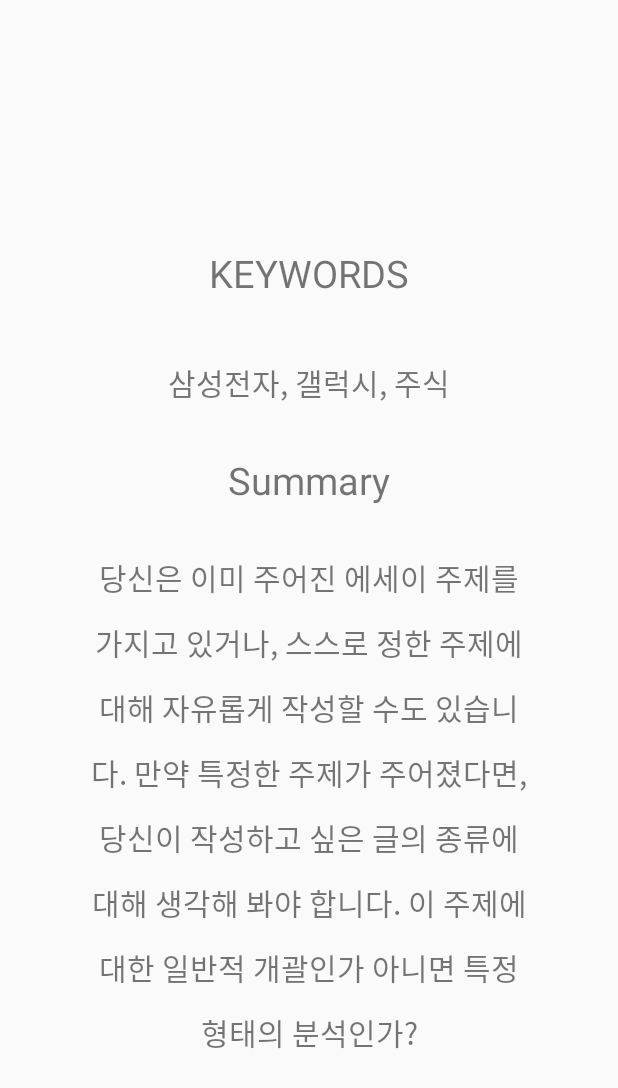
After one commit to hoojeong-dev/OSS-App, an Android app: the layout activity_summary_page.xml on its own in the app's theme, with its tools: preview values and no code run, on a phone screen of 412 x 824 dp. The commit adds this screen. Shown: the top 1088 px of the screen. Run offline under Robolectric (Android 15) with nearby library versions, the phone set to English and light mode, and no system bars.

Commit message:
Implement news content, summary page

```diff
--- a/OSS-App/app/build.gradle
+++ b/OSS-App/app/build.gradle
@@ -44,6 +44,7 @@
     implementation 'androidx.cardview:cardview:1.0.0'
 
     implementation 'androidx.core:core:1.6.0-alpha03'
+    implementation 'me.relex:circleindicator:1.2.2'
 
     implementation 'com.google.firebase:firebase-analytics'
     implementation 'com.google.firebase:firebase-core'
--- a/OSS-App/app/src/main/AndroidManifest.xml
+++ b/OSS-App/app/src/main/AndroidManifest.xml
@@ -9,11 +9,13 @@
         android:allowBackup="true"
         android:icon="@mipmap/ic_launcher"
         android:label="@string/app_name"
+        android:networkSecurityConfig="@xml/network_security_config"
         android:roundIcon="@mipmap/ic_launcher_round"
         android:supportsRtl="true"
-        android:networkSecurityConfig="@xml/network_security_config"
         android:theme="@style/AppThem.NoActionBar">
         <activity android:name=".NewsContent"></activity>
+        <activity android:name=".SummaryPage" />
+        <activity android:name=".ContentPage" />
         <activity android:name=".SampleHttpConnection" />
         <activity android:name=".RegisterActivity" />
         <activity android:name=".LoginActivity" />
--- a/OSS-App/app/src/main/java/com/example/oss_app/NewsList.java
+++ b/OSS-App/app/src/main/java/com/example/oss_app/NewsList.java
@@ -1,6 +1,4 @@
 package com.example.oss_app;
-
-import androidx.appcompat.app.AppCompatActivity;
 
 import android.app.Activity;
 import android.content.Intent;
@@ -31,6 +29,8 @@
         str = intent.getExtras().getString("value");
         category.setText(str);
 
+        models.clear();
+
         for(int i=0; i<NewsListDAO.allmodels.size(); i++){
             if(NewsListDAO.allmodels.get(i).getCategory().equals(str)){
                 models.add(NewsListDAO.allmodels.get(i));
--- a/OSS-App/app/src/main/java/com/example/oss_app/NewsListAdapter.java
+++ b/OSS-App/app/src/main/java/com/example/oss_app/NewsListAdapter.java
@@ -12,9 +12,7 @@
 import android.widget.BaseAdapter;
 import android.widget.LinearLayout;
 import android.widget.TextView;
-import android.widget.Toast;
 
-import java.util.ArrayList;
 import java.util.List;
 
 public class NewsListAdapter extends BaseAdapter {
--- /dev/null
+++ b/OSS-App/app/src/main/res/drawable/black_radius.xml
@@ -0,0 +1,6 @@
+<?xml version="1.0" encoding="utf-8"?>
+<shape xmlns:android="http://schemas.android.com/apk/res/android"
+    android:shape="oval">
+    <solid
+        android:color="@android:color/black"/>
+</shape>
--- /dev/null
+++ b/OSS-App/app/src/main/res/layout/activity_summary_page.xml
@@ -0,0 +1,63 @@
+<?xml version="1.0" encoding="utf-8"?>
+<LinearLayout xmlns:android="http://schemas.android.com/apk/res/android"
+    xmlns:app="http://schemas.android.com/apk/res-auto"
+    xmlns:tools="http://schemas.android.com/tools"
+    android:layout_width="match_parent"
+    android:layout_height="match_parent"
+    android:orientation="vertical"
+    tools:context=".SummaryPage">
+
+    <LinearLayout
+        android:layout_width="match_parent"
+        android:layout_height="0dp"
+        android:layout_weight="1"
+        android:orientation="horizontal"
+        android:gravity="center"/>
+
+    <LinearLayout
+        android:layout_width="match_parent"
+        android:layout_height="0dp"
+        android:layout_weight="7.6"
+        android:gravity="center"
+        android:orientation="vertical">
+        <TextView
+            android:layout_width="300dp"
+            android:layout_height="75dp"
+            android:gravity="top|center"
+            android:text="KEYWORDS"
+            android:textSize="25dp" />
+        <TextView
+            android:id="@+id/keywords"
+            android:layout_width="300dp"
+            android:layout_height="wrap_content"
+            android:gravity="center"
+            android:text="삼성전자, 갤럭시, 주식"
+            android:textSize="20dp" />
+        <TextView
+            android:layout_width="300dp"
+            android:layout_height="100dp"
+            android:gravity="center"
+            android:text="Summary"
+            android:textSize="25dp" />
+        <ScrollView
+            android:id="@+id/scrollView"
+            android:layout_width="300dp"
+            android:layout_height="wrap_content">
+            <TextView
+                android:id="@+id/summary"
+                android:layout_width="300dp"
+                android:layout_height="327dp"
+                android:gravity="center"
+                android:lineSpacingExtra="13dp"
+                android:text="당신은 이미 주어진 에세이 주제를 가지고 있거나, 스스로 정한 주제에 대해 자유롭게 작성할 수도 있습니다. 만약 특정한 주제가 주어졌다면, 당신이 작성하고 싶은 글의 종류에 대해 생각해 봐야 합니다. 이 주제에 대한 일반적 개괄인가 아니면 특정 형태의 분석인가?"
+                android:textSize="20dp" />
+        </ScrollView>
+
+    </LinearLayout>
+    <LinearLayout
+        android:layout_width="match_parent"
+        android:layout_height="0dp"
+        android:layout_weight="0.5"
+        android:gravity="center">
+    </LinearLayout>
+</LinearLayout>
```
Also changed, not shown: OSS-App/app/src/main/java/com/example/oss_app/ContentPage.java (added, +47 -0 lines), OSS-App/app/src/main/java/com/example/oss_app/NewsContent.java (+54 -15 lines), OSS-App/app/src/main/java/com/example/oss_app/NewsListModel.java (+13 -1 lines), OSS-App/app/src/main/java/com/example/oss_app/SummaryPage.java (added, +58 -0 lines), OSS-App/app/src/main/res/layout/activity_content_page.xml (added, +64 -0 lines), OSS-App/app/src/main/res/layout/activity_news_content.xml (+19 -39 lines).
